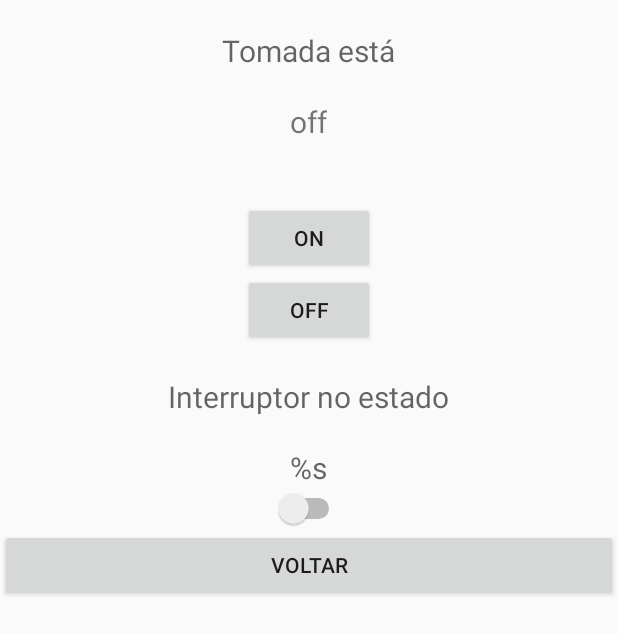
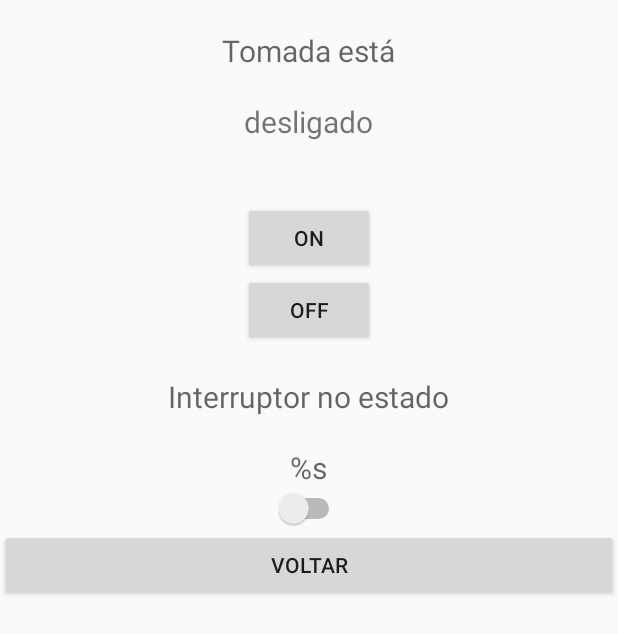
Before and after one commit to camilainetti/app-tom, an Android app: the AccessActivity screen opened directly, with no data from a screen before it, after a tap on "OFF", on a phone screen of 412 x 824 dp. Shown: the top 634 px of the screen. Run offline under Robolectric (Android 15) with nearby library versions, the phone set to English and light mode, and no system bars; 1 other tap on this screen came first.

Commit message:
deixando a GUI melhor

```diff
--- a/Android-App-HTTP-Helper-versao-tom/app/src/main/java/com/allaboutee/httphelper/AccessActivity.java
+++ b/Android-App-HTTP-Helper-versao-tom/app/src/main/java/com/allaboutee/httphelper/AccessActivity.java
@@ -10,9 +10,6 @@ import android.widget.CompoundButton;
 import android.widget.Switch;
 import android.widget.TextView;
 import android.widget.Toast;
-import android.widget.ToggleButton;
-
-import java.util.regex.Pattern;
 
 public class AccessActivity extends ListESP {
 
@@ -44,8 +41,10 @@ public class AccessActivity extends ListESP {
         txtestado_2 = (TextView)findViewById(R.id.estado_2);
 
         switch_int = (Switch) findViewById(R.id.switch_int);
+        switch_int.setTextOn("");
+        switch_int.setTextOff("");
 
-        try {
+        /*try {
             new HttpRequestAsyncTask(
                     getApplicationContext(), "=" + "estado", "192.168.1.95", ":" + portNumber, "/?"
             ).execute().get();
@@ -59,8 +58,12 @@ public class AccessActivity extends ListESP {
         String[] parts_2 = estado_2.split("_");
         String est_2 = parts_2[1];
 
-        System.out.println("Nozeeees 2" + est_2);
-        txtestado_2.setText(est_2);
+        if (est_2.equals("ligado")) {
+            txtestado_2.setText("Azul");
+        }
+        else if (est_2.equals("desligado")) {
+            txtestado_2.setText("Cinza");
+        }
 
         try {
             new HttpRequestAsyncTask(
@@ -71,17 +74,12 @@ public class AccessActivity extends ListESP {
             Log.v(TAG, "erro no envio!");
         }
 
-
         String estado = Globals.getInstance().getData(1);
         System.out.println("estado " + estado);
         String[] parts = estado.split("_");
         String est = parts[1];
 
-        System.out.println("Nozeeees  " + est);
-        txtestado.setText(est);
-
-
-
+        txtestado.setText(est);*/
 
         button_back = (Button)findViewById(R.id.button_back);
         button_back.setOnClickListener(this);
@@ -90,11 +88,11 @@ public class AccessActivity extends ListESP {
         switch_int.setOnCheckedChangeListener(new CompoundButton.OnCheckedChangeListener() {
             public void onCheckedChanged(CompoundButton buttonView, boolean isChecked) {
                 if (isChecked) {
-                    enviarHTTP("on", getApplicationContext(), "192.168.1.95");
-                    txtestado_2.setText("on");
+                    //enviarHTTP("ligado", getApplicationContext(), "192.168.1.95");
+                    txtestado_2.setText("Azul");
                 } else {
-                    enviarHTTP("off", getApplicationContext(), "192.168.1.95");
-                    txtestado_2.setText("off");
+                    //enviarHTTP("desligado", getApplicationContext(), "192.168.1.95");
+                    txtestado_2.setText("Cinza");
                 }
             }
         });
@@ -109,14 +107,14 @@ public class AccessActivity extends ListESP {
             //Rotinas botoes on e off
             if (view.getId() == button_ON.getId()) {
                 parameterValue = "on";
-                txtestado.setText("on");
+                txtestado.setText("ligado");
             }
             else if (view.getId() == button_OFF.getId()) {
                 parameterValue = "off";
-                txtestado.setText("off");
+                txtestado.setText("desligado");
             }
 
-            enviarHTTP(parameterValue, view.getContext(), "192.168.1.96");
+            //enviarHTTP(parameterValue, view.getContext(), "192.168.1.96");
 
         }
 
```
